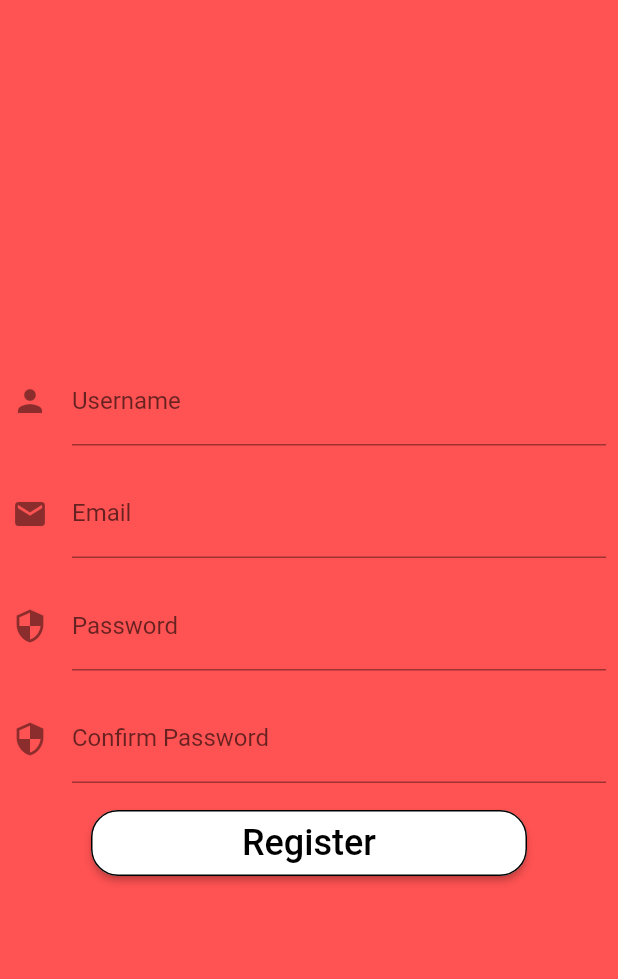
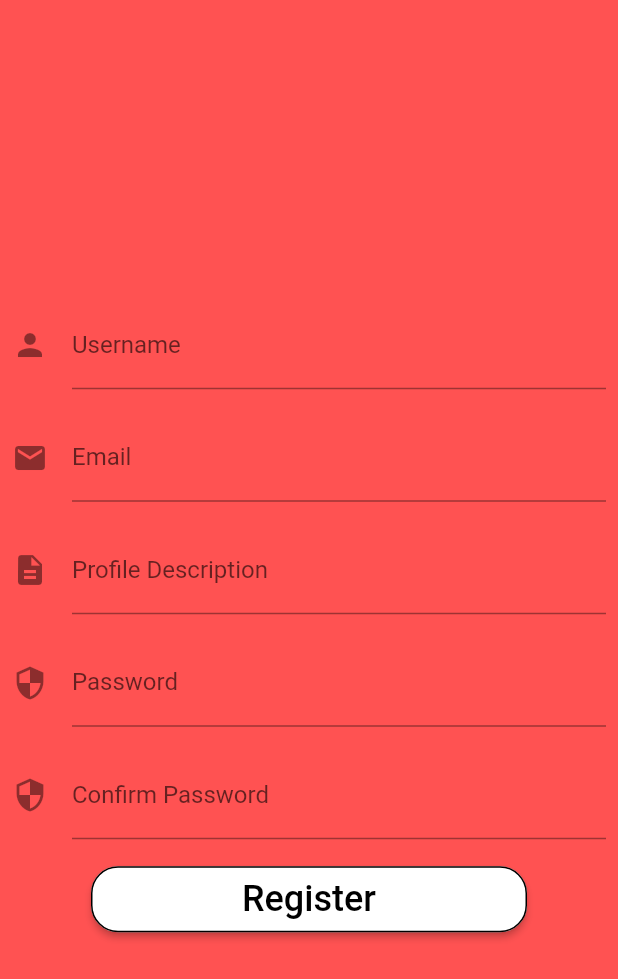
Before and after one commit to Victor-Alexandru/License, a Flutter app: the RegisterScreen screen opened directly, after a tap on "Register", on a phone screen of 412 x 824 dp. Shown: the top 979 px of the screen. Run offline on Flutter 3.47's test engine with Material 2 defaults, Android fonts, the phone set to English and light mode, and no system bars; our stand-ins replace cloud_firestore, firebase_messaging, location; missing offline and left inert: geocoder; accounts and stored records are empty; network calls fail.

Commit message:
added profile desc

```diff
--- a/moodle_ui/lib/screens/register/register_screen.dart
+++ b/moodle_ui/lib/screens/register/register_screen.dart
@@ -13,7 +13,7 @@ class RegisterScreen extends StatefulWidget {
 
 class RegisterScreenState extends State<RegisterScreen> {
   final formKey = new GlobalKey<FormState>();
-  String _password, _username, _password2, _email;
+  String _password, _username, _password2, _email, _description;
   bool _isLoading = false;
 
   final scaffoldKey = new GlobalKey<ScaffoldState>();
@@ -28,6 +28,7 @@ class RegisterScreenState extends State<RegisterScreen> {
       _username.trim();
       _password.trim();
       _password2.trim();
+      _description.trim();
       return _performRegister();
     }
   }
@@ -40,6 +41,7 @@ class RegisterScreenState extends State<RegisterScreen> {
     queryParameters['email'] = _email;
     queryParameters['password'] = _password;
     queryParameters['password2'] = _password2;
+    queryParameters['description'] = _description;
 
     String body = json.encode(queryParameters);
 
@@ -51,6 +53,11 @@ class RegisterScreenState extends State<RegisterScreen> {
     return response.statusCode;
   }
 
+  void _showSnackBar(String text) {
+    scaffoldKey.currentState
+        .showSnackBar(new SnackBar(content: new Text(text)));
+  }
+
   @override
   Widget build(BuildContext context) {
     var registerBtn = Padding(
@@ -59,9 +66,9 @@ class RegisterScreenState extends State<RegisterScreen> {
           onPressed: () async {
             int statusCode = await _submit();
             if (statusCode == 201) {
-              print("post cu succes");
+              _showSnackBar("Register succesfully");
             } else {
-              print("Sa busit ceva");
+              _showSnackBar("Register failed");
             }
           },
           shape: RoundedRectangleBorder(
@@ -108,6 +115,15 @@ class RegisterScreenState extends State<RegisterScreen> {
               new Padding(
                 padding: const EdgeInsets.all(8.0),
                 child: new TextFormField(
+                  onSaved: (val) => _description = val,
+                  decoration: new InputDecoration(
+                      labelText: "Profile Description",
+                      icon: Icon(Icons.description)),
+                ),
+              ),
+              new Padding(
+                padding: const EdgeInsets.all(8.0),
+                child: new TextFormField(
                   obscureText: true,
                   onSaved: (val) => _password = val,
                   decoration: new InputDecoration(
```
